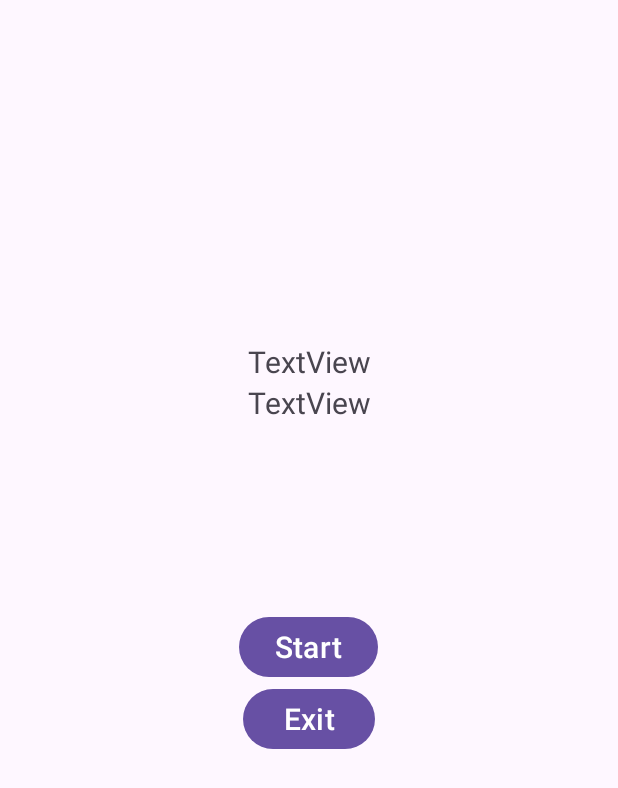
After one commit to ST10461142-Erik/ErikMendes_ST10461142, an Android app: the SplashScreen screen opened directly, with no data from a screen before it, on a phone screen of 412 x 824 dp. The commit adds this screen. Shown: the top 788 px of the screen. Run offline under Robolectric (Android 15) with nearby library versions, the phone set to English and light mode, and no system bars.

Commit message:
Errors Solved: Unsolved References

```diff
--- a/app/build.gradle.kts
+++ b/app/build.gradle.kts
@@ -6,6 +6,10 @@ plugins {
 android {
     namespace = "com.example.myapplication"
     compileSdk = 34
+
+    buildFeatures {
+        viewBinding = true
+    }
 
     defaultConfig {
         applicationId = "com.example.myapplication"
--- a/app/src/main/AndroidManifest.xml
+++ b/app/src/main/AndroidManifest.xml
@@ -13,6 +13,12 @@
         android:theme="@style/Theme.MyApplication"
         tools:targetApi="31">
         <activity
+            android:name=".DetailedViewScreen"
+            android:exported="false" />
+        <activity
+            android:name=".SplashScreen"
+            android:exported="false" />
+        <activity
             android:name=".MainActivity"
             android:exported="true">
             <intent-filter>
--- /dev/null
+++ b/app/src/main/java/com/example/myapplication/SplashScreen.kt
@@ -0,0 +1,29 @@
+package com.example.myapplication
+
+import android.content.Intent
+import androidx.appcompat.app.AppCompatActivity
+import android.os.Bundle
+import com.example.myapplication.databinding.ActivitySplashBinding
+import com.example.workshop.MainActivity
+
+class SplashScreen : AppCompatActivity() {
+    private lateinit var binding: ActivitySplashBinding
+
+    override fun onCreate(savedInstanceState: Bundle?) {
+        super.onCreate(savedInstanceState)
+
+        // Initialize ViewBinding
+        binding = ActivitySplashBinding.inflate(layoutInflater)
+        setContentView(binding.root)
+
+        // Set up button listeners using binding
+        binding.btnStart.setOnClickListener {
+            val intent = Intent(this, MainActivity::class.java)
+            startActivity(intent)
+        }
+
+        binding.btnExit.setOnClickListener {
+            finish()
+        }
+    }
+}
--- /dev/null
+++ b/app/src/main/res/layout/activity_splash.xml
@@ -0,0 +1,61 @@
+<?xml version="1.0" encoding="utf-8"?>
+<LinearLayout xmlns:android="http://schemas.android.com/apk/res/android"
+    xmlns:app="http://schemas.android.com/apk/res-auto"
+    xmlns:tools="http://schemas.android.com/tools"
+    android:layout_width="match_parent"
+    android:layout_height="match_parent"
+    android:orientation="vertical"
+    tools:context=".SplashScreen" >
+
+    <Space
+        android:layout_width="match_parent"
+        android:layout_height="136dp" />
+
+    <ImageView
+        android:id="@+id/imageView3"
+        android:layout_width="match_parent"
+        android:layout_height="wrap_content"
+        tools:srcCompat="@tools:sample/avatars" />
+
+    <Space
+        android:layout_width="match_parent"
+        android:layout_height="91dp" />
+
+    <TextView
+        android:id="@+id/textfullName"
+        android:layout_width="match_parent"
+        android:layout_height="wrap_content"
+        android:layout_gravity="center_horizontal"
+        android:gravity="center_horizontal"
+        android:text="TextView"
+        android:textSize="20sp" />
+
+    <TextView
+        android:id="@+id/textStudentNum"
+        android:layout_width="match_parent"
+        android:layout_height="wrap_content"
+        android:layout_gravity="center_horizontal"
+        android:gravity="center_horizontal"
+        android:text="TextView"
+        android:textSize="20sp" />
+
+    <Space
+        android:layout_width="match_parent"
+        android:layout_height="125dp" />
+
+    <Button
+        android:id="@+id/btnStart"
+        android:layout_width="wrap_content"
+        android:layout_height="wrap_content"
+        android:layout_gravity="center_horizontal"
+        android:text="Start"
+        android:textSize="20sp" />
+
+    <Button
+        android:id="@+id/btnExit"
+        android:layout_width="wrap_content"
+        android:layout_height="wrap_content"
+        android:layout_gravity="center_horizontal"
+        android:text="Exit"
+        android:textSize="20sp" />
+</LinearLayout>
```
Also changed, not shown: app/src/main/java/com/example/myapplication/DetailedViewScreen.kt (added, +39 -0 lines), app/src/main/java/com/example/myapplication/MainActivity.kt (+58 -3 lines), app/src/main/res/layout/activity_detailed_view_screen.xml (added, +30 -0 lines), app/src/main/res/layout/activity_main.xml (+63 -8 lines), app/src/main/res/drawable/logo.png (added).
